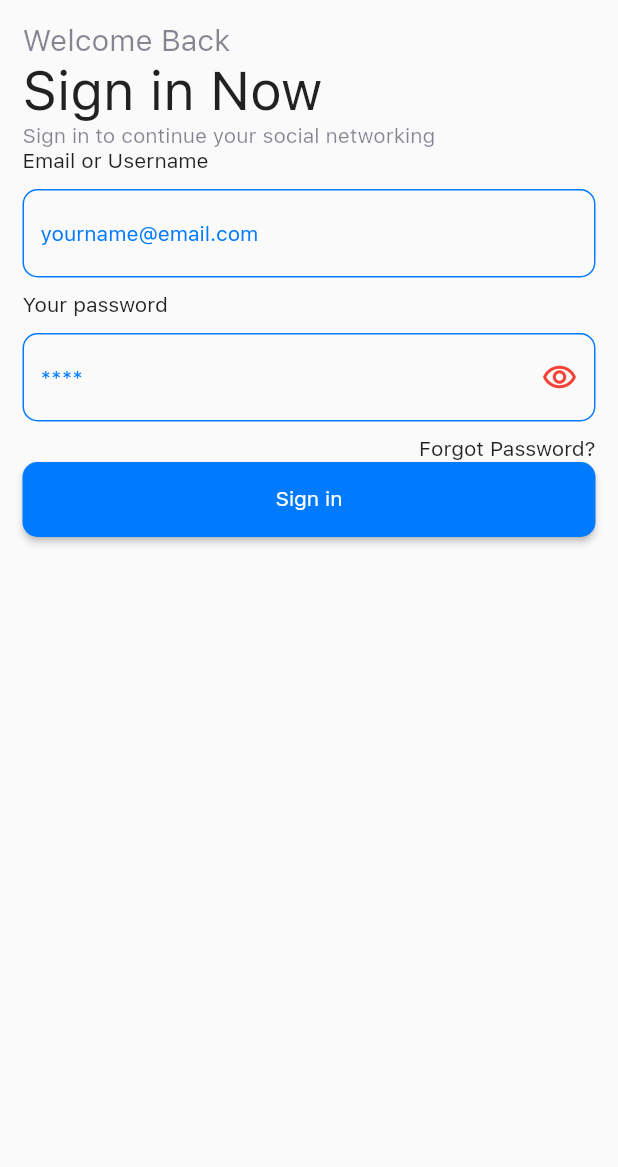
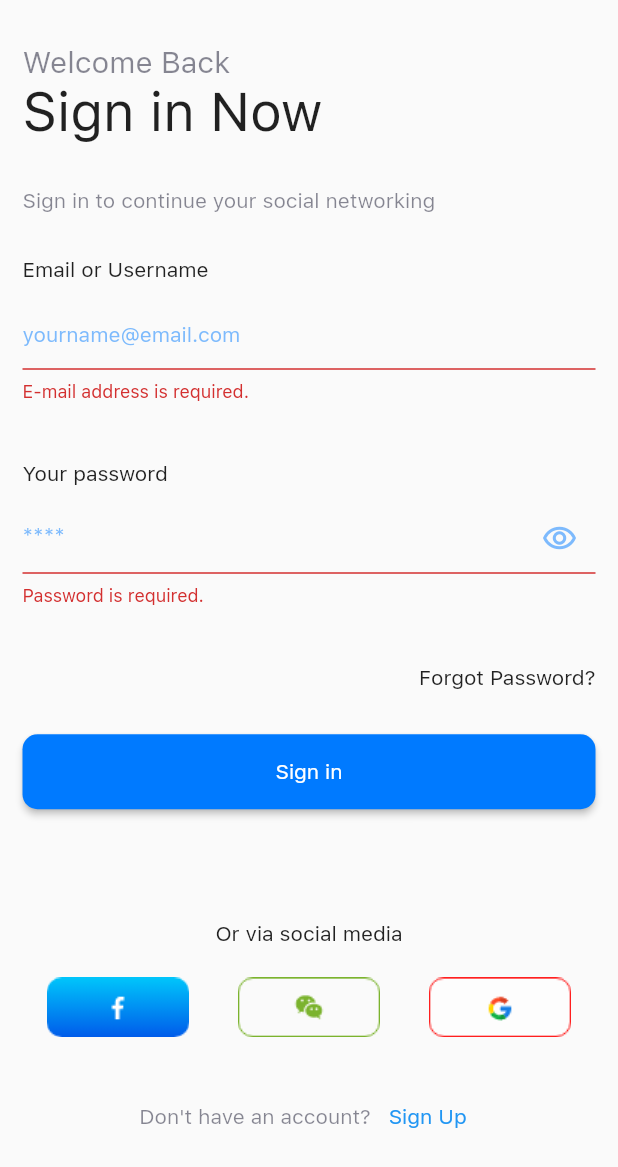
Before and after one commit to abdulhadimaliky/social_app, a Flutter app: the SigninScreen screen opened directly, after a tap on "Sign in", on a phone screen of 412 x 824 dp. Shown: the top 1167 px of the screen. Run offline on Flutter 3.47's test engine with Material 2 defaults, Android fonts, the phone set to English and light mode, and no system bars; our stand-ins replace carousel_slider, firebase_auth, firebase_core, firebase_storage, image_picker; accounts and stored records are empty.

Commit message:
image picking on Edit profile screen

```diff
--- a/lib/app/social_app.dart
+++ b/lib/app/social_app.dart
@@ -1,15 +1,26 @@
+import 'package:firebase_auth/firebase_auth.dart';
 import 'package:flutter/material.dart';
+import 'package:provider/provider.dart';
 import 'package:social_app/app/screens/onboarding_screen.dart';
+import 'package:social_app/auth/providers/auth_provider.dart';
+import 'package:social_app/auth/screens/edit_profile_screen.dart';
 
 class SocialApp extends StatelessWidget {
-  const SocialApp({super.key});
+  SocialApp({super.key});
+
+  final user = FirebaseAuth.instance.currentUser;
 
   @override
   Widget build(BuildContext context) {
-    return MaterialApp(
-      theme: ThemeData(fontFamily: "SFProText"),
-      debugShowCheckedModeBanner: false,
-      home: const OnboardingScreen(),
+    return MultiProvider(
+      providers: [
+        ChangeNotifierProvider(create: (context) => AuthProvider()),
+      ],
+      child: MaterialApp(
+        theme: ThemeData(fontFamily: "SFProText"),
+        debugShowCheckedModeBanner: false,
+        home: user == null ? const OnboardingScreen() : EditProfileScreen(),
+      ),
     );
   }
 }
--- /dev/null
+++ b/lib/auth/providers/auth_provider.dart
@@ -0,0 +1,25 @@
+import 'dart:io';
+
+import 'package:firebase_auth/firebase_auth.dart';
+import 'package:firebase_storage/firebase_storage.dart';
+import 'package:flutter/material.dart';
+import 'package:image_picker/image_picker.dart';
+import 'package:social_app/auth/repo/auth_repo.dart';
+
+class AuthProvider extends ChangeNotifier {
+  final FirebaseStorage firebaseStorage = FirebaseStorage.instance;
+  XFile? file;
+
+  Future<void> signin(String email, String password) async {
+    await AuthRepo().signin(email, password);
+  }
+
+  Future<UserCredential> createUser(String email, String password) async {
+    return await AuthRepo().createUser(email, password);
+  }
+
+  void setUserImageFile(XFile sentFile) {
+    file = sentFile;
+    notifyListeners();
+  }
+}
--- a/lib/auth/repo/auth_repo.dart
+++ b/lib/auth/repo/auth_repo.dart
@@ -1,13 +1,33 @@
+import 'dart:io';
+
 import 'package:firebase_auth/firebase_auth.dart';
+import 'package:firebase_storage/firebase_storage.dart';
+import 'package:image_picker/image_picker.dart';
 
 class AuthRepo {
   final firebaseAuth = FirebaseAuth.instance;
+  // final FirebaseFirestore firestore = FirebaseFirestore.instance;
+  final FirebaseStorage firebaseStorage = FirebaseStorage.instance;
 
-  Future<UserCredential> createUser(String email, String pass) async {
-    return await firebaseAuth.createUserWithEmailAndPassword(email: email, password: pass);
+  XFile? file;
+
+  Future<UserCredential> createUser(String email, String password) async {
+    return await firebaseAuth.createUserWithEmailAndPassword(email: email, password: password);
   }
 
   Future<void> signin(String email, String pass) async {
-    await firebaseAuth.signInWithEmailAndPassword(email: email, password: pass);
+    try {
+      await firebaseAuth.signInWithEmailAndPassword(email: email, password: pass);
+    } catch (error) {
+      rethrow;
+    }
+  }
+
+  Future<String?> uploadUserProfileImage() async {
+    if (file != null) {
+      final task = await firebaseStorage.ref("users/${file!.name}").putFile(File(file!.path));
+
+      return await task.ref.getDownloadURL();
+    }
   }
 }
--- a/lib/auth/screens/signin_screen.dart
+++ b/lib/auth/screens/signin_screen.dart
@@ -1,6 +1,12 @@
+import 'package:firebase_auth/firebase_auth.dart';
 import 'package:flutter/material.dart';
+import 'package:provider/provider.dart';
+import 'package:social_app/auth/providers/auth_provider.dart';
+import 'package:social_app/auth/repo/auth_repo.dart';
+import 'package:social_app/auth/screens/edit_profile_screen.dart';
 import 'package:social_app/auth/widgets/primary_button.dart';
 import 'package:social_app/auth/widgets/signup_title_and_textfield.dart';
+import 'package:social_app/auth/widgets/signup_with.dart';
 
 class SigninScreen extends StatefulWidget {
   const SigninScreen({super.key});
@@ -11,8 +17,10 @@ class SigninScreen extends StatefulWidget {
 
 class _SigninScreenState extends State<SigninScreen> {
   final TextEditingController emailController = TextEditingController();
+  final TextEditingController passwordController = TextEditingController();
+  final GlobalKey<FormState> formKey = GlobalKey();
 
-  final TextEditingController passwordController = TextEditingController();
+  String errorMessage = "";
 
   @override
   Widget build(BuildContext context) {
@@ -20,7 +28,16 @@ class _SigninScreenState extends State<SigninScreen> {
       body: SafeArea(
           child: Padding(
         padding: const EdgeInsets.all(15.0),
+        child: SingleChildScrollView(
+          child: Form(
+            key: formKey,
+            child: SizedBox(
+              height: MediaQuery.of(context).size.height - AppBar().preferredSize.height,
               child: Column(
+                crossAxisAlignment: CrossAxisAlignment.start,
+                mainAxisAlignment: MainAxisAlignment.spaceAround,
+                children: [
+                  Column(
                     crossAxisAlignment: CrossAxisAlignment.start,
                     children: [
                       Text(
@@ -31,6 +48,8 @@ class _SigninScreenState extends State<SigninScreen> {
                         "Sign in Now",
                         style: TextStyle(fontSize: 36),
                       ),
+                    ],
+                  ),
                   Text(
                     "Sign in to continue your social networking",
                     style: TextStyle(color: const Color(0xff111129).withOpacity(0.5)),
@@ -38,22 +57,71 @@ class _SigninScreenState extends State<SigninScreen> {
                   SignupTitleAndTextField(
                     title: "Email or Username",
                     hintText: "yourname@email.com",
-              validate: (val) {},
+                    validate: (email) {
+                      if (email == null || email.isEmpty) return 'E-mail address is required.';
+                      String pattern = r'\w+@\w+\.\w+';
+                      RegExp regex = RegExp(pattern);
+                      if (!regex.hasMatch(email)) return 'Invalid E-mail Address format.';
+
+                      return null;
+                    },
                     controller: emailController,
                   ),
                   SignupTitleAndTextField(
                     obscure: true,
                     title: "Your password",
                     hintText: "****",
-              validate: (val) {},
+                    validate: (password) {
+                      if (password == null || password.isEmpty) return 'Password is required.';
+
+                      return null;
+                    },
                     controller: passwordController,
                   ),
                   Row(
                     mainAxisAlignment: MainAxisAlignment.end,
                     children: const [Text("Forgot Password?")],
                   ),
-            PrimaryButton(onpressed: () {}, title: "Sign in")
+                  PrimaryButton(
+                      onpressed: () async {
+                        if (formKey.currentState!.validate()) {
+                          try {
+                            await context.read<AuthProvider>().signin(emailController.text, passwordController.text);
+                            Navigator.of(context).push(MaterialPageRoute(builder: (context) => EditProfileScreen()));
+                          } on FirebaseAuthException catch (error) {
+                            errorMessage = error.message!;
+                            setState(() {
+                              errorMessage = error.message!;
+                            });
+                          }
+                        }
+                      },
+                      title: "Sign in"),
+                  Text(
+                    errorMessage,
+                    style: const TextStyle(color: Colors.red),
+                  ),
+                  const SignupWith(),
+                  Row(
+                    mainAxisAlignment: MainAxisAlignment.center,
+                    children: [
+                      Text(
+                        "Don't have an account? ",
+                        style: TextStyle(
+                          color: const Color(0xff111129).withOpacity(0.5),
+                        ),
+                      ),
+                      TextButton(
+                          onPressed: () {
+                            // print(FirebaseAuth.instance.currentUser!.uid);
+                          },
+                          child: const Text("Sign Up"))
                     ],
+                  )
+                ],
+              ),
+            ),
+          ),
         ),
       )),
     );
--- a/lib/auth/screens/signup_screen.dart
+++ b/lib/auth/screens/signup_screen.dart
@@ -1,4 +1,6 @@
 import 'package:flutter/material.dart';
+import 'package:provider/provider.dart';
+import 'package:social_app/auth/providers/auth_provider.dart';
 import 'package:social_app/auth/repo/auth_repo.dart';
 import 'package:social_app/auth/screens/signin_screen.dart';
 import 'package:social_app/auth/widgets/primary_button.dart';
@@ -81,7 +83,7 @@ class SignupScreen extends StatelessWidget {
                     ),
                     PrimaryButton(
                       onpressed: () async {
-                        final credential = await AuthRepo().createUser(email.text, pass.text);
+                        final credential = await context.read<AuthProvider>().createUser(email.text, pass.text);
                         if (credential.user != null) {
                           print(credential);
                         } else {
@@ -104,7 +106,7 @@ class SignupScreen extends StatelessWidget {
                             onPressed: () {
                               Navigator.of(context).push(
                                 MaterialPageRoute(
-                                  builder: (context) => SigninScreen(),
+                                  builder: (context) => const SigninScreen(),
                                 ),
                               );
                             },
--- a/lib/auth/widgets/signup_title_and_textfield.dart
+++ b/lib/auth/widgets/signup_title_and_textfield.dart
@@ -21,7 +21,7 @@ class SignupTitleAndTextField extends StatefulWidget {
 }
 
 class _SignupTitleAndTextFieldState extends State<SignupTitleAndTextField> {
-  bool _obscurePassword = true;
+  bool _obscurePassword = false;
   @override
   Widget build(BuildContext context) {
     return Column(
@@ -31,6 +31,13 @@ class _SignupTitleAndTextFieldState extends State<SignupTitleAndTextField> {
         Padding(
           padding: const EdgeInsets.only(top: 10.0, bottom: 10),
           child: TextFormField(
+            onTap: () {
+              if (widget.obscure == true) {
+                setState(() {
+                  _obscurePassword = true;
+                });
+              }
+            },
             controller: widget.controller,
             obscureText: _obscurePassword,
             validator: widget.validate,
@@ -42,9 +49,9 @@ class _SignupTitleAndTextFieldState extends State<SignupTitleAndTextField> {
                           _obscurePassword = !_obscurePassword;
                         });
                       },
-                      icon: const Icon(
+                      icon: Icon(
                         Icons.remove_red_eye_outlined,
-                        color: Colors.red,
+                        color: const Color(0xff007AFF).withOpacity(0.5),
                       ))
                   : null,
               focusedBorder: OutlineInputBorder(
@@ -53,7 +60,7 @@ class _SignupTitleAndTextFieldState extends State<SignupTitleAndTextField> {
                     color: Color(0xff007AFF),
                   )),
               hintText: widget.hintText,
-              hintStyle: const TextStyle(color: Color(0xff007AFF), fontSize: 14),
+              hintStyle: TextStyle(color: const Color(0xff007AFF).withOpacity(0.5), fontSize: 14),
               enabledBorder: OutlineInputBorder(
                   borderRadius: BorderRadius.circular(10),
                   borderSide: const BorderSide(
--- a/lib/main.dart
+++ b/lib/main.dart
@@ -5,5 +5,5 @@ import 'package:social_app/app/social_app.dart';
 void main() async {
   WidgetsFlutterBinding.ensureInitialized();
   await Firebase.initializeApp();
-  runApp(const SocialApp());
+  runApp(SocialApp());
 }
--- a/pubspec.yaml
+++ b/pubspec.yaml
@@ -41,6 +41,8 @@ dependencies:
   cloud_firestore: ^4.4.5
   firebase_auth: ^4.3.0
   firebase_core: ^2.8.0
+  provider: ^6.0.5
+  image_picker: ^0.8.7
 
 dev_dependencies:
   flutter_test:
```
Also changed, not shown: lib/auth/screens/edit_profile_screen.dart (added, +49 -0 lines), lib/auth/widgets/image_avatar.dart (added, +54 -0 lines), assets/camera.png (added), pubspec.lock, 1 other file. Lines whose indentation alone changed are shown as unchanged.
